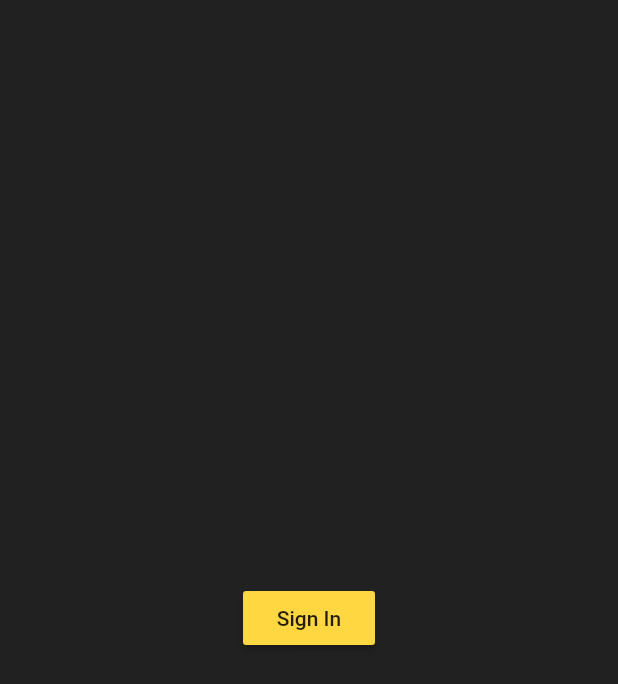
After one commit to madhuvanthi27/softrate_manager, a Flutter app: the screen it shows after launch, after a tap on "Sign In", on a phone screen of 412 x 824 dp. The commit adds this screen. Shown: the top 684 px of the screen. Run offline on Flutter 3.47's test engine with Material 2 defaults, Android fonts, the phone set to English and light mode, and no system bars; our stand-ins replace firebase_auth, firebase_core; accounts and stored records are empty; network calls fail.

Commit message:
Created auth.dart File ( To Authenticate the user ). Created sign_in.dart File( To Sign In ). Updated both app-level and project-level build.gradle Created a Sign Out Button without the implementation in Settings.dart Implemented in wrapper.dart

```diff
--- a/lib/main.dart
+++ b/lib/main.dart
@@ -1,8 +1,12 @@
+import 'package:firebase_core/firebase_core.dart';
 import 'package:flutter/material.dart';
 import 'package:softrate_manager/screens/settings/Settings.dart';
 import 'package:softrate_manager/screens/wrapper.dart';
+import 'package:softrate_manager/services/auth.dart';
 
-void main() {
+void main() async {
+  WidgetsFlutterBinding.ensureInitialized();
+  await Firebase.initializeApp();
   runApp(Myapp());
 }
 class Myapp extends StatelessWidget {
@@ -12,10 +16,12 @@ class Myapp extends StatelessWidget {
           theme: ThemeData(
             canvasColor: Colors.grey[900],
           ),
-          home: Wrapper(),
-        routes: {
-            '/settings':(context)=> Settings(),
-        },
+          home: Wrapper(
+            auth : Auth(),
+          ),
+          routes: {
+              '/settings':(context)=> Settings(),
+          },
         );
   }
 }
--- /dev/null
+++ b/lib/screens/sign_in.dart
@@ -0,0 +1,31 @@
+import 'package:flutter/material.dart';
+import 'package:softrate_manager/services/auth.dart';
+
+class SignIn extends StatelessWidget {
+
+  const SignIn({Key key, this.auth}) : super(key: key);
+  final AuthBase auth;
+
+  Future<void> _signInAnonymously() async {
+
+    try{
+      await auth.signInAnonymously();
+    }
+    catch(e){
+      print(e.toString());
+    }
+  }
+
+  @override
+  Widget build(BuildContext context) {
+    return Scaffold(
+      body: Center(
+        child: RaisedButton(
+          child : Text("Sign In"),
+          color: Colors.amberAccent,
+          onPressed: _signInAnonymously,
+        )
+      ),
+    );
+  }
+}
--- a/lib/screens/wrapper.dart
+++ b/lib/screens/wrapper.dart
@@ -1,11 +1,36 @@
+import 'package:firebase_auth/firebase_auth.dart';
 import 'package:flutter/material.dart';
 import 'package:softrate_manager/screens/home/home.dart';
+import 'package:softrate_manager/screens/sign_in.dart';
+import 'package:softrate_manager/services/auth.dart';
 
 class Wrapper extends StatelessWidget {
+
+  const Wrapper({Key key, this.auth}) : super(key: key);
+  final AuthBase auth;
+
   @override
   Widget build(BuildContext context){
-
-    return Home();
-
+    return StreamBuilder(
+      stream: auth.authStateChanges(),
+      builder: (context, snapshot){
+        final User user = snapshot.data;
+        if(snapshot.connectionState == ConnectionState.active){
+          if(user == null){
+            return SignIn(
+              auth: auth,
+            );
+          }
+          return Home(
+            auth: auth,
+          );
+        }
+        return Scaffold(
+          body: Center(
+            child : CircularProgressIndicator(),
+          ),
+        );
+      }
+    );
   }
 }
--- /dev/null
+++ b/lib/services/auth.dart
@@ -0,0 +1,31 @@
+import 'package:firebase_auth/firebase_auth.dart';
+
+abstract class AuthBase{
+  Stream<User> authStateChanges();
+  User get currentUser;
+  Future<User> signInAnonymously();
+  Future<void> signOut();
+}
+
+class Auth implements AuthBase{
+
+  final _firebaseAuth = FirebaseAuth.instance;
+
+  @override
+  Stream<User> authStateChanges() => _firebaseAuth.authStateChanges();
+
+  @override
+  User get currentUser => _firebaseAuth.currentUser;
+
+  @override
+  Future<User> signInAnonymously() async{
+    final userCredentials = await _firebaseAuth.signInAnonymously();
+    return userCredentials.user;
+  }
+
+  @override
+  Future<void> signOut() async{
+    await _firebaseAuth.signOut();
+  }
+
+}
--- a/pubspec.yaml
+++ b/pubspec.yaml
@@ -18,7 +18,7 @@ publish_to: 'none' # Remove this line if you wish to publish to pub.dev
 version: 1.0.0+1
 
 environment:
-  sdk: ">=2.7.0 <3.0.0"
+  sdk: ">=2.10.0 <3.0.0"
 
 dependencies:
   flutter:
@@ -29,6 +29,8 @@ dependencies:
   # The following adds the Cupertino Icons font to your application.
   # Use with the CupertinoIcons class for iOS style icons.
   cupertino_icons: ^1.0.1
+  firebase_core: 0.5.1
+  firebase_auth: 0.18.2
 
 dev_dependencies:
   flutter_test:
```
Also changed, not shown: lib/screens/home/home.dart (+7 -1 lines), lib/screens/settings/Settings.dart (+9 -0 lines), pubspec.lock, 3 other files.
